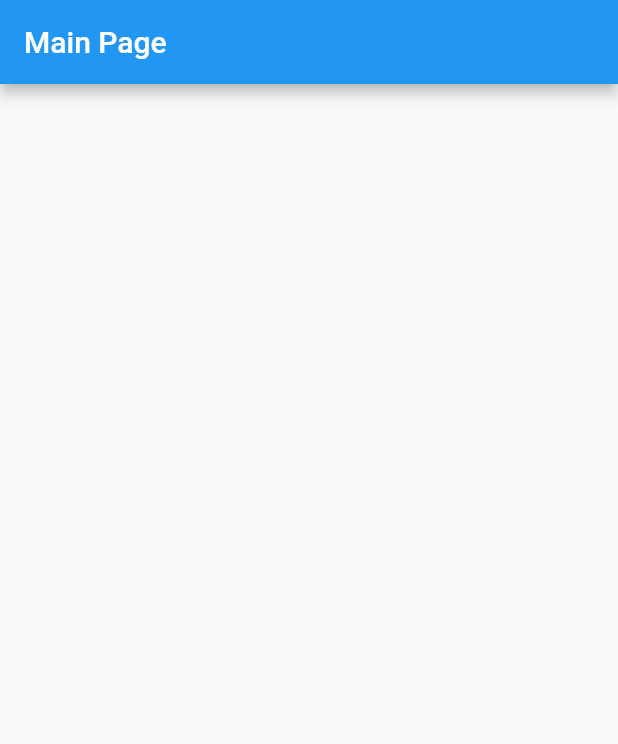
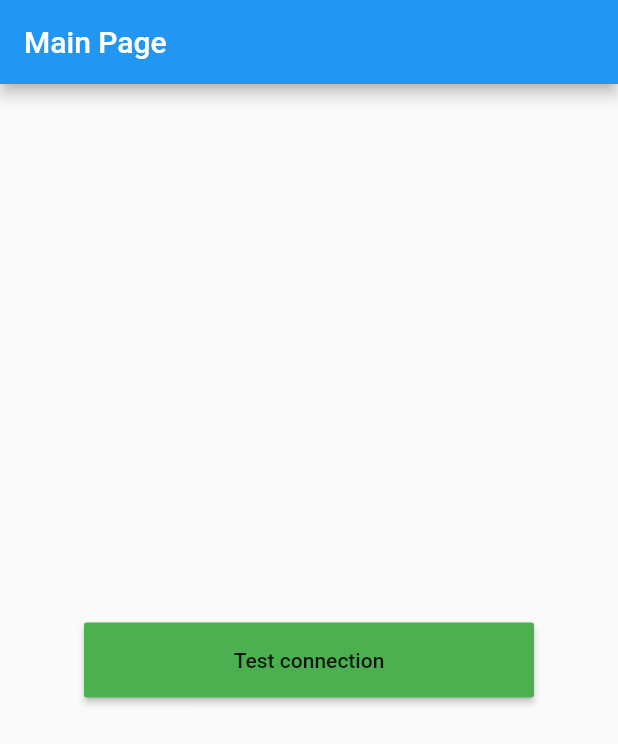
Before and after one commit to Takudzwamz/TaxiAppRussia, a Flutter app: the screen it shows after launch, on a phone screen of 412 x 824 dp. Shown: the top 744 px of the screen. Run offline on Flutter 3.47's test engine with Material 2 defaults, Android fonts, the light colour scheme and no system bars; our stand-ins replace firebase_core, firebase_database; accounts and stored records are empty.

Commit message:
Db setiiting commit

```diff
--- a/lib/screens/mainpage.dart
+++ b/lib/screens/mainpage.dart
@@ -1,3 +1,4 @@
+import 'package:firebase_database/firebase_database.dart';
 import 'package:flutter/material.dart';
 
 class MainPage extends StatefulWidget {
@@ -12,7 +13,19 @@ class _MainPageState extends State<MainPage> {
       appBar: AppBar(
         title: Text('Main Page'),
       ),
-
+      body: Center(
+        child: MaterialButton(
+          onPressed: () {
+            DatabaseReference dbref =
+                FirebaseDatabase.instance.reference().child('Test');
+            dbref.set('isConnected');
+          },
+          height: 50,
+          minWidth: 300,
+          color: Colors.green,
+          child: Text('Test connection'),
+        ),
+      ),
     );
   }
 }
--- a/pubspec.yaml
+++ b/pubspec.yaml
@@ -28,6 +28,9 @@ dependencies:
   # The following adds the Cupertino Icons font to your application.
   # Use with the CupertinoIcons class for iOS style icons.
   cupertino_icons: ^1.0.2
+  firebase_core: ^1.1.0
+  firebase_auth: ^1.1.2
+  firebase_database: ^6.1.2
 
 dev_dependencies:
   flutter_test:
```
Also changed, not shown: lib/main.dart (+25 -1 lines), pubspec.lock, 4 other files.
